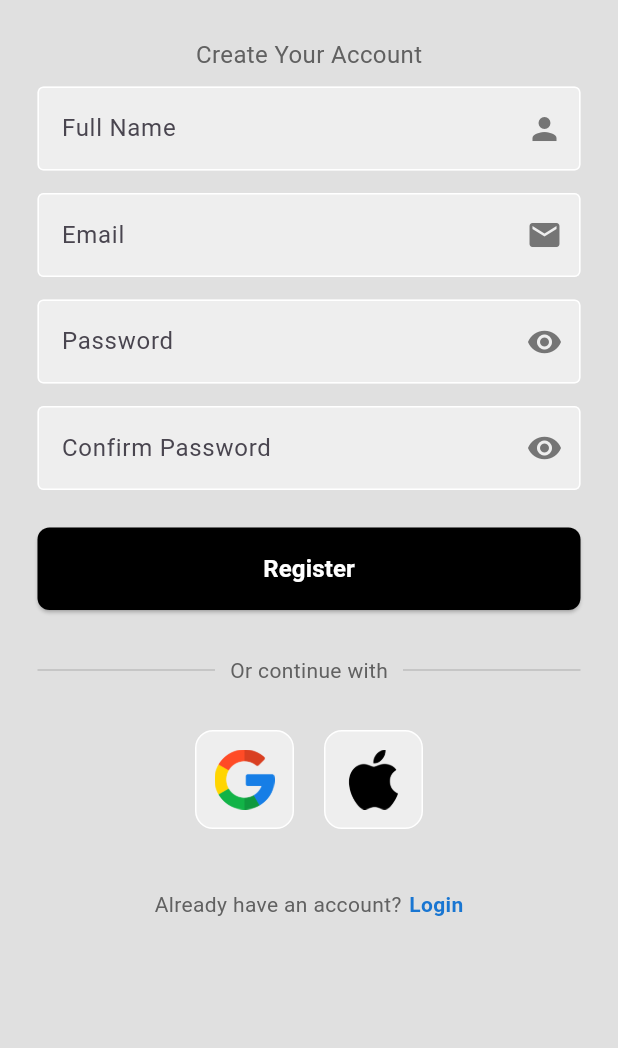
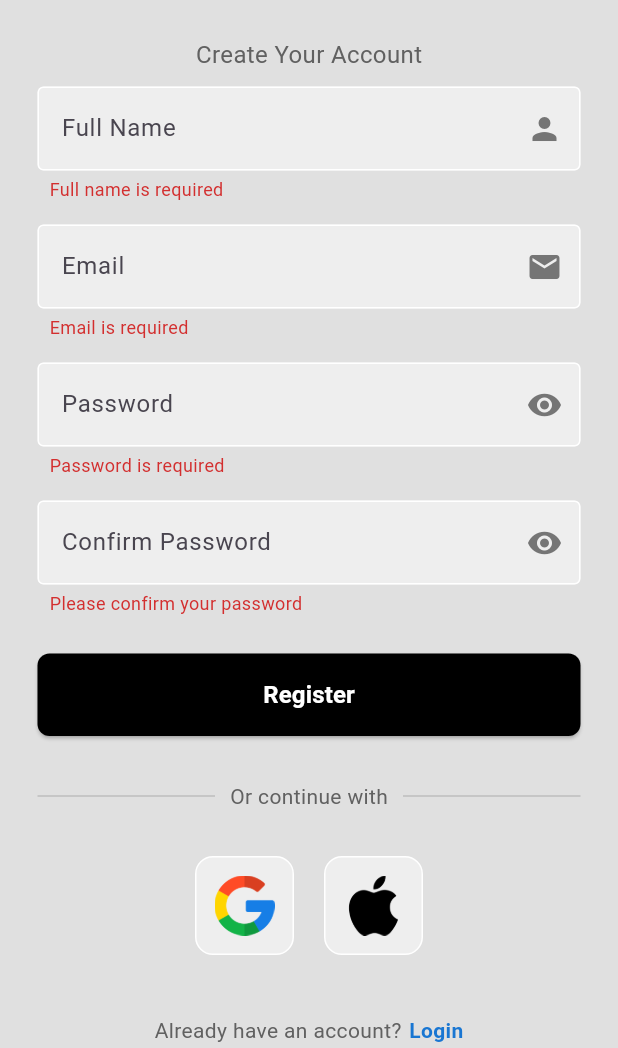
Before and after one commit to KedzeMcBride/EpiTrack, a Flutter app: the screen it shows after launch, on a phone screen of 412 x 824 dp, the part 188-1236 px from its top. Run offline on Flutter 3.47's test engine with Material 3 defaults, Android fonts, the phone set to English and light mode, and no system bars.

Commit message:
authentication logic being added

```diff
--- /dev/null
+++ b/lib/Pages/Authentication Logic/auth_registration.dart
@@ -0,0 +1,132 @@
+class AuthService {
+  static String? validateFullName(String? name) {
+    if (name == null || name.isEmpty) {
+      return 'Full name is required';
+    }
+    if (name.length < 2) {
+      return 'Name must be at least 2 characters';
+    }
+    return null;
+  }
+
+  static String? validateEmail(String? email) {
+    if (email == null || email.isEmpty) {
+      return 'Email is required';
+    }
+    final emailRegex = RegExp(r'^[a-zA-Z0-9._%+-]+@[a-zA-Z0-9.-]+\.[a-zA-Z]{2,}$');
+    if (!emailRegex.hasMatch(email)) {
+      return 'Please enter a valid email address';
+    }
+    return null;
+  }
+
+  static String? validatePassword(String? password) {
+    if (password == null || password.isEmpty) {
+      return 'Password is required';
+    }
+    if (password.length < 6) {
+      return 'Password must be at least 6 characters';
+    }
+    return null;
+  }
+
+  static String? validateConfirmPassword(String? password, String? confirmPassword) {
+    if (confirmPassword == null || confirmPassword.isEmpty) {
+      return 'Please confirm your password';
+    }
+    if (password != confirmPassword) {
+      return 'Passwords do not match';
+    }
+    return null;
+  }
+
+  // Main registration function
+  static Future<AuthResult> registerUser({
+    required String fullName,
+    required String email,
+    required String password,
+  }) async {
+    // Validate all fields
+    final fullNameError = validateFullName(fullName);
+    final emailError = validateEmail(email);
+    final passwordError = validatePassword(password);
+
+    if (fullNameError != null || emailError != null || passwordError != null) {
+      return AuthResult(
+        success: false,
+        errorMessage: 'Please fix validation errors',
+        validationErrors: {
+          'fullName': fullNameError,
+          'email': emailError,
+          'password': passwordError,
+        },
+      );
+    }
+
+    try {
+      await Future.delayed(const Duration(seconds: 2));
+
+      // TODO: Replace with your actual registration logic
+      // Example with Firebase Auth:
+      /*
+      UserCredential userCredential = await FirebaseAuth.instance.createUserWithEmailAndPassword(
+        email: email,
+        password: password,
+      );
+
+      // Save additional user data to Firestore
+      await FirebaseFirestore.instance.collection('users').doc(userCredential.user!.uid).set({
+        'fullName': fullName,
+        'email': email,
+        'createdAt': FieldValue.serverTimestamp(),
+      });
+      */
+
+      return AuthResult(success: true);
+    } catch (e) {
+      return AuthResult(
+        success: false,
+        errorMessage: e.toString(),
+      );
+    }
+  }
+
+  // Social registration methods
+  static Future<AuthResult> registerWithGoogle() async {
+    try {
+      // TODO: Implement Google sign-in
+      await Future.delayed(const Duration(seconds: 2));
+      return AuthResult(success: true);
+    } catch (e) {
+      return AuthResult(
+        success: false,
+        errorMessage: 'Google registration failed: ${e.toString()}',
+      );
+    }
+  }
+
+  static Future<AuthResult> registerWithApple() async {
+    try {
+      // TODO: Implement Apple sign-in
+      await Future.delayed(const Duration(seconds: 2));
+      return AuthResult(success: true);
+    } catch (e) {
+      return AuthResult(
+        success: false,
+        errorMessage: 'Apple registration failed: ${e.toString()}',
+      );
+    }
+  }
+}
+
+class AuthResult {
+  final bool success;
+  final String? errorMessage;
+  final Map<String, String?>? validationErrors;
+
+  AuthResult({
+    required this.success,
+    this.errorMessage,
+    this.validationErrors,
+  });
+}
--- /dev/null
+++ b/lib/Pages/Authentication Logic/registration_controller.dart
@@ -0,0 +1,124 @@
+import 'package:flutter/material.dart';
+import 'package:epitrack/Pages/Authentication Logic/auth_registration.dart';
+
+class RegistrationController with ChangeNotifier {
+  final TextEditingController fullNameController = TextEditingController();
+  final TextEditingController emailController = TextEditingController();
+  final TextEditingController passwordController = TextEditingController();
+  final TextEditingController confirmPasswordController = TextEditingController();
+
+  bool _obscurePassword = true;
+  bool _obscureConfirmPassword = true;
+  bool _isLoading = false;
+
+  // Getters
+  bool get obscurePassword => _obscurePassword;
+  bool get obscureConfirmPassword => _obscureConfirmPassword;
+  bool get isLoading => _isLoading;
+
+  // Password visibility toggles
+  void togglePasswordVisibility() {
+    _obscurePassword = !_obscurePassword;
+    notifyListeners();
+  }
+
+  void toggleConfirmPasswordVisibility() {
+    _obscureConfirmPassword = !_obscureConfirmPassword;
+    notifyListeners();
+  }
+
+  // Validation methods
+  String? validateFullName() {
+    return AuthService.validateFullName(fullNameController.text);
+  }
+
+  String? validateEmail() {
+    return AuthService.validateEmail(emailController.text);
+  }
+
+  String? validatePassword() {
+    return AuthService.validatePassword(passwordController.text);
+  }
+
+  String? validateConfirmPassword() {
+    return AuthService.validateConfirmPassword(
+      passwordController.text,
+      confirmPasswordController.text,
+    );
+  }
+
+  // Check if form is valid
+  bool get isFormValid {
+    return validateFullName() == null &&
+        validateEmail() == null &&
+        validatePassword() == null &&
+        validateConfirmPassword() == null;
+  }
+
+  // Main registration function
+  Future<AuthResult> register() async {
+    if (!isFormValid) {
+      return AuthResult(
+        success: false,
+        errorMessage: 'Please fix validation errors',
+      );
+    }
+
+    _isLoading = true;
+    notifyListeners();
+
+    final result = await AuthService.registerUser(
+      fullName: fullNameController.text.trim(),
+      email: emailController.text.trim(),
+      password: passwordController.text,
+    );
+
+    _isLoading = false;
+    notifyListeners();
+
+    return result;
+  }
+
+  // Social registration
+  Future<AuthResult> registerWithGoogle() async {
+    _isLoading = true;
+    notifyListeners();
+
+    final result = await AuthService.registerWithGoogle();
+
+    _isLoading = false;
+    notifyListeners();
+
+    return result;
+  }
+
+  Future<AuthResult> registerWithApple() async {
+    _isLoading = true;
+    notifyListeners();
+
+    final result = await AuthService.registerWithApple();
+
+    _isLoading = false;
+    notifyListeners();
+
+    return result;
+  }
+
+  // Clear form
+  void clearForm() {
+    fullNameController.clear();
+    emailController.clear();
+    passwordController.clear();
+    confirmPasswordController.clear();
+    notifyListeners();
+  }
+
+  @override
+  void dispose() {
+    fullNameController.dispose();
+    emailController.dispose();
+    passwordController.dispose();
+    confirmPasswordController.dispose();
+    super.dispose();
+  }
+}
--- a/lib/Pages/registration_page.dart
+++ b/lib/Pages/registration_page.dart
@@ -1,4 +1,5 @@
 import 'package:flutter/material.dart';
+import 'Authentication Logic/registration_controller.dart';
 
 class RegistrationPage extends StatefulWidget {
   const RegistrationPage({super.key});
@@ -8,8 +9,64 @@ class RegistrationPage extends StatefulWidget {
 }
 
 class _RegistrationPageState extends State<RegistrationPage> {
-  bool _obscurePassword = true;
-  bool _obscureConfirmPassword = true;
+  final RegistrationController _controller = RegistrationController();
+
+  void _registerUser() async {
+    final result = await _controller.register();
+
+    if (result.success) {
+      _showSuccessDialog();
+    } else {
+      _showErrorDialog(result.errorMessage ?? 'Registration failed');
+    }
+  }
+
+  void _showSuccessDialog() {
+    showDialog(
+      context: context,
+      builder: (BuildContext context) {
+        return AlertDialog(
+          title: const Text('Registration Successful'),
+          content: const Text('Your account has been created successfully!'),
+          actions: [
+            TextButton(
+              onPressed: () {
+                Navigator.of(context).pop(); // Close success dialog
+                Navigator.of(context).pop(); // Go back to login page
+              },
+              child: const Text('OK'),
+            ),
+          ],
+        );
+      },
+    );
+  }
+
+  void _showErrorDialog(String message) {
+    showDialog(
+      context: context,
+      builder: (BuildContext context) {
+        return AlertDialog(
+          title: const Text('Registration Failed'),
+          content: Text(message),
+          actions: [
+            TextButton(
+              onPressed: () {
+                Navigator.of(context).pop();
+              },
+              child: const Text('OK'),
+            ),
+          ],
+        );
+      },
+    );
+  }
+
+  @override
+  void dispose() {
+    _controller.dispose();
+    super.dispose();
+  }
 
   @override
   Widget build(BuildContext context) {
@@ -40,9 +97,90 @@ class _RegistrationPageState extends State<RegistrationPage> {
                 const SizedBox(height: 10),
 
                 // full name text-field
-                Padding(
+                _buildTextField(
+                  controller: _controller.fullNameController,
+                  hintText: 'Full Name',
+                  icon: Icons.person,
+                  validator: _controller.validateFullName,
+                ),
+
+                const SizedBox(height: 15),
+
+                // email text-field
+                _buildTextField(
+                  controller: _controller.emailController,
+                  hintText: 'Email',
+                  icon: Icons.email,
+                  keyboardType: TextInputType.emailAddress,
+                  validator: _controller.validateEmail,
+                ),
+
+                const SizedBox(height: 15),
+
+                // password text-field
+                _buildPasswordField(
+                  controller: _controller.passwordController,
+                  hintText: 'Password',
+                  obscureText: _controller.obscurePassword,
+                  onToggle: _controller.togglePasswordVisibility,
+                  validator: _controller.validatePassword,
+                ),
+
+                const SizedBox(height: 15),
+
+                // confirm password text-field
+                _buildPasswordField(
+                  controller: _controller.confirmPasswordController,
+                  hintText: 'Confirm Password',
+                  obscureText: _controller.obscureConfirmPassword,
+                  onToggle: _controller.toggleConfirmPasswordVisibility,
+                  validator: _controller.validateConfirmPassword,
+                ),
+
+                const SizedBox(height: 25),
+
+                // register button
+                _buildRegisterButton(),
+
+                const SizedBox(height: 30),
+
+                // or continue with
+                _buildDivider(),
+
+                const SizedBox(height: 30),
+
+                // google or apple buttons
+                _buildSocialButtons(),
+
+                const SizedBox(height: 40),
+
+                // login option
+                _buildLoginOption(),
+
+                const SizedBox(height: 20),
+              ],
+            ),
+          ),
+        ),
+      ),
+    );
+  }
+
+  Widget _buildTextField({
+    required TextEditingController controller,
+    required String hintText,
+    required IconData icon,
+    TextInputType? keyboardType,
+    required String? Function() validator,
+  }) {
+    return Padding(
       padding: const EdgeInsets.symmetric(horizontal: 25),
-                  child: TextField(
+      child: Column(
+        crossAxisAlignment: CrossAxisAlignment.start,
+        children: [
+          TextField(
+            controller: controller,
+            keyboardType: keyboardType,
             decoration: InputDecoration(
               enabledBorder: OutlineInputBorder(
                 borderSide: BorderSide(color: Colors.white),
@@ -52,21 +190,42 @@ class _RegistrationPageState extends State<RegistrationPage> {
               ),
               fillColor: Colors.grey.shade200,
               filled: true,
-                      hintText: 'Full Name',
-                      suffixIcon: Icon(
-                        Icons.person,
-                        color: Colors.grey[600],
+              hintText: hintText,
+              suffixIcon: Icon(icon, color: Colors.grey[600]),
+            ),
+            onChanged: (value) => setState(() {}),
+          ),
+          if (validator() != null)
+            Padding(
+              padding: const EdgeInsets.only(top: 4.0, left: 8.0),
+              child: Text(
+                validator()!,
+                style: TextStyle(
+                  color: Colors.red[700],
+                  fontSize: 12,
                 ),
               ),
             ),
+        ],
       ),
+    );
+  }
 
-                const SizedBox(height: 15),
-
-                // email text-field
-                Padding(
+  Widget _buildPasswordField({
+    required TextEditingController controller,
+    required String hintText,
+    required bool obscureText,
+    required VoidCallback onToggle,
+    required String? Function() validator,
+  }) {
+    return Padding(
       padding: const EdgeInsets.symmetric(horizontal: 25),
-                  child: TextField(
+      child: Column(
+        crossAxisAlignment: CrossAxisAlignment.start,
+        children: [
+          TextField(
+            controller: controller,
+            obscureText: obscureText,
             decoration: InputDecoration(
               enabledBorder: OutlineInputBorder(
                 borderSide: BorderSide(color: Colors.white),
@@ -76,91 +235,40 @@ class _RegistrationPageState extends State<RegistrationPage> {
               ),
               fillColor: Colors.grey.shade200,
               filled: true,
-                      hintText: 'Email',
-                      suffixIcon: Icon(
-                        Icons.email,
+              hintText: hintText,
+              suffixIcon: IconButton(
+                icon: Icon(
+                  obscureText ? Icons.visibility : Icons.visibility_off,
                   color: Colors.grey[600],
+                ),
+                onPressed: onToggle,
+              ),
+            ),
+            onChanged: (value) => setState(() {}),
+          ),
+          if (validator() != null)
+            Padding(
+              padding: const EdgeInsets.only(top: 4.0, left: 8.0),
+              child: Text(
+                validator()!,
+                style: TextStyle(
+                  color: Colors.red[700],
+                  fontSize: 12,
                 ),
               ),
             ),
+        ],
       ),
+    );
+  }
 
-                const SizedBox(height: 15),
-
-                // password text-field
-                Padding(
-                  padding: const EdgeInsets.symmetric(horizontal: 25),
-                  child: TextField(
-                    obscureText: _obscurePassword,
-                    decoration: InputDecoration(
-                      enabledBorder: OutlineInputBorder(
-                        borderSide: BorderSide(color: Colors.white),
-                      ),
-                      focusedBorder: OutlineInputBorder(
-                        borderSide: BorderSide(color: Colors.grey.shade400),
-                      ),
-                      fillColor: Colors.grey.shade200,
-                      filled: true,
-                      hintText: 'Password',
-                      suffixIcon: IconButton(
-                        icon: Icon(
-                          _obscurePassword ? Icons.visibility : Icons.visibility_off,
-                          color: Colors.grey[600],
-                        ),
-                        onPressed: () {
-                          setState(() {
-                            _obscurePassword = !_obscurePassword;
-                          });
-                        },
-                      ),
-                    ),
-                  ),
-                ),
-
-                const SizedBox(height: 15),
-
-                // confirm password text-field
-                Padding(
-                  padding: const EdgeInsets.symmetric(horizontal: 25),
-                  child: TextField(
-                    obscureText: _obscureConfirmPassword,
-                    decoration: InputDecoration(
-                      enabledBorder: OutlineInputBorder(
-                        borderSide: BorderSide(color: Colors.white),
-                      ),
-                      focusedBorder: OutlineInputBorder(
-                        borderSide: BorderSide(color: Colors.grey.shade400),
-                      ),
-                      fillColor: Colors.grey.shade200,
-                      filled: true,
-                      hintText: 'Confirm Password',
-                      suffixIcon: IconButton(
-                        icon: Icon(
-                          _obscureConfirmPassword ? Icons.visibility : Icons.visibility_off,
-                          color: Colors.grey[600],
-                        ),
-                        onPressed: () {
-                          setState(() {
-                            _obscureConfirmPassword = !_obscureConfirmPassword;
-                          });
-                        },
-                      ),
-                    ),
-                  ),
-                ),
-
-                const SizedBox(height: 25),
-
-                // register button
-                Padding(
+  Widget _buildRegisterButton() {
+    return Padding(
       padding: const EdgeInsets.symmetric(horizontal: 25),
       child: Container(
         width: double.infinity,
         child: ElevatedButton(
-                      onPressed: () {
-                        // Add your registration logic here
-                        print('Register button pressed');
-                      },
+          onPressed: _controller.isLoading ? null : _registerUser,
           style: ElevatedButton.styleFrom(
             backgroundColor: Colors.black,
             foregroundColor: Colors.white,
@@ -169,7 +277,16 @@ class _RegistrationPageState extends State<RegistrationPage> {
               borderRadius: BorderRadius.circular(8),
             ),
           ),
-                      child: const Text(
+          child: _controller.isLoading
+              ? const SizedBox(
+            height: 20,
+            width: 20,
+            child: CircularProgressIndicator(
+              strokeWidth: 2,
+              valueColor: AlwaysStoppedAnimation<Color>(Colors.white),
+            ),
+          )
+              : const Text(
             'Register',
             style: TextStyle(
               fontSize: 16,
@@ -178,12 +295,11 @@ class _RegistrationPageState extends State<RegistrationPage> {
           ),
         ),
       ),
-                ),
+    );
+  }
 
-                const SizedBox(height: 30),
-
-                // or continue with
-                Padding(
+  Widget _buildDivider() {
+    return Padding(
       padding: const EdgeInsets.symmetric(horizontal: 25),
       child: Row(
         children: [
@@ -211,21 +327,26 @@ class _RegistrationPageState extends State<RegistrationPage> {
           ),
         ],
       ),
-                ),
+    );
+  }
 
-                const SizedBox(height: 30),
-
-                // google or apple buttons
-                Padding(
+  Widget _buildSocialButtons() {
+    return Padding(
       padding: const EdgeInsets.symmetric(horizontal: 25),
       child: Row(
         mainAxisAlignment: MainAxisAlignment.center,
         children: [
           // Google button
           GestureDetector(
-                        onTap: () {
-                          // Add Google registration logic here
-                          print('Google registration tapped');
+            onTap: _controller.isLoading
+                ? null
+                : () async {
+              final result = await _controller.registerWithGoogle();
+              if (result.success) {
+                _showSuccessDialog();
+              } else {
+                _showErrorDialog(result.errorMessage!);
+              }
             },
             child: Container(
               padding: EdgeInsets.all(12),
@@ -241,14 +362,18 @@ class _RegistrationPageState extends State<RegistrationPage> {
               ),
             ),
           ),
-
           const SizedBox(width: 20),
-
           // Apple button
           GestureDetector(
-                        onTap: () {
-                          // Add Apple registration logic here
-                          print('Apple registration tapped');
+            onTap: _controller.isLoading
+                ? null
+                : () async {
+              final result = await _controller.registerWithApple();
+              if (result.success) {
+                _showSuccessDialog();
+              } else {
+                _showErrorDialog(result.errorMessage!);
+              }
             },
             child: Container(
               padding: EdgeInsets.all(12),
@@ -266,12 +391,11 @@ class _RegistrationPageState extends State<RegistrationPage> {
           ),
         ],
       ),
-                ),
+    );
+  }
 
-                const SizedBox(height: 40),
-
-                // login option
-                Row(
+  Widget _buildLoginOption() {
+    return Row(
       mainAxisAlignment: MainAxisAlignment.center,
       children: [
         Text(
@@ -283,10 +407,7 @@ class _RegistrationPageState extends State<RegistrationPage> {
         ),
         const SizedBox(width: 5),
         GestureDetector(
-                      onTap: () {
-                        // Add your login navigation logic here
-                        Navigator.pop(context); // Goes back to login page
-                      },
+          onTap: _controller.isLoading ? null : () => Navigator.pop(context),
           child: Text(
             'Login',
             style: TextStyle(
@@ -297,14 +418,6 @@ class _RegistrationPageState extends State<RegistrationPage> {
           ),
         ),
       ],
-                ),
-
-                const SizedBox(height: 20),
-              ],
-            ),
-          ),
-        ),
-      ),
     );
   }
 }
```
Lines whose indentation alone changed are shown as unchanged.
